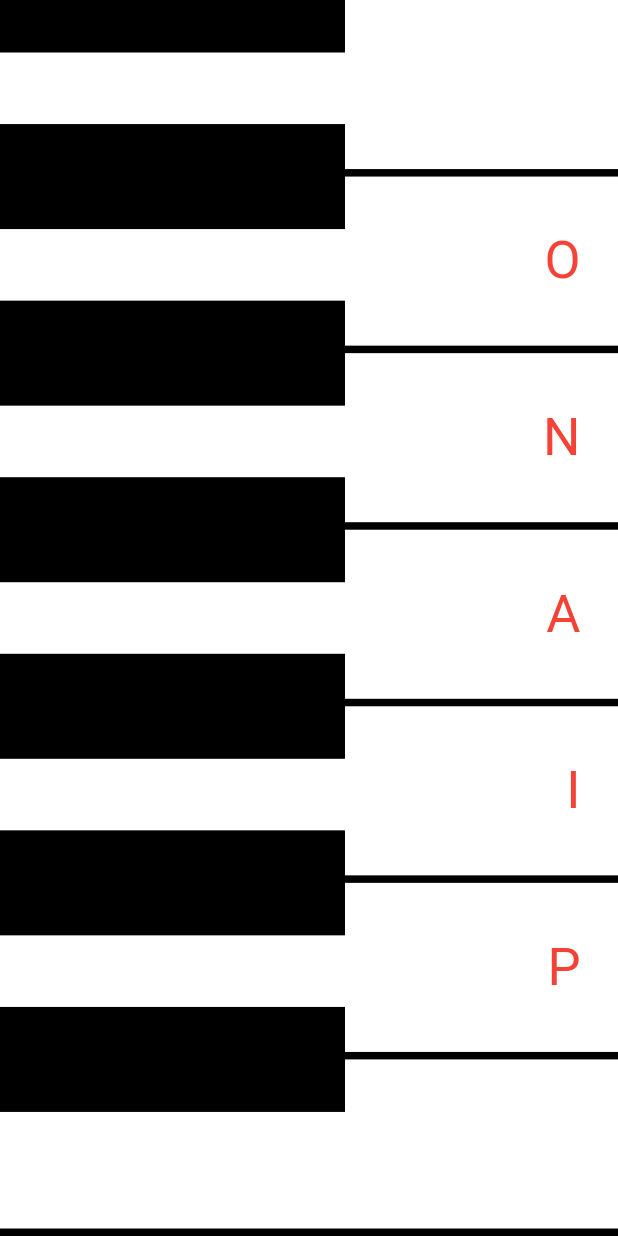
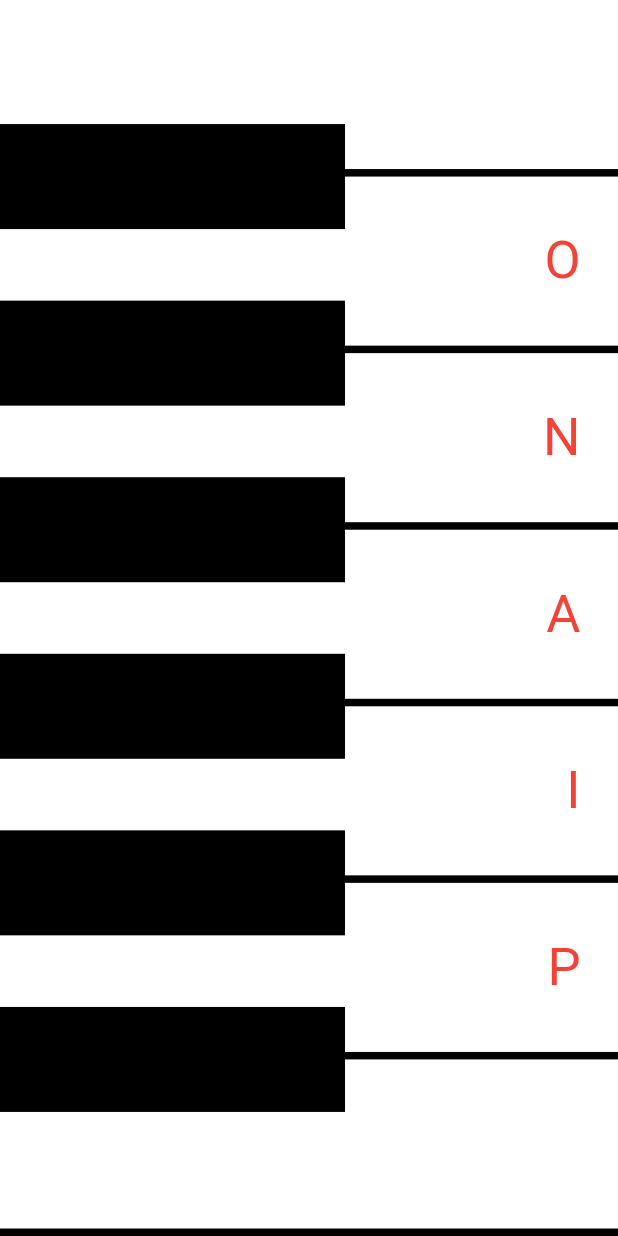
Before and after one commit to A7mednage71/Piano_proj, a Flutter app: the screen it shows after launch, on a phone screen of 412 x 824 dp. Run offline on Flutter 3.47's test engine with Material 2 defaults, Android fonts, the phone set to English and light mode, and no system bars; our stand-ins replace audioplayers.

Commit message:
second commit

```diff
--- a/lib/Screens/HomeView.dart
+++ b/lib/Screens/HomeView.dart
@@ -6,19 +6,38 @@ class HomeView extends StatelessWidget {
   const HomeView({super.key});
 
   final List<Soundmodel> soundlist = const [
-    Soundmodel(sound1: 'note1.wav', sound2: 'note7.wav'),
-    Soundmodel(sound1: 'note2.wav', sound2: 'note6.wav', character: 'O'),
-    Soundmodel(sound1: 'note3.wav', sound2: 'note5.wav', character: 'N'),
-    Soundmodel(sound1: 'note4.wav', sound2: 'note7.wav', character: 'A'),
-    Soundmodel(sound1: 'note5.wav', sound2: 'note3.wav', character: 'I'),
-    Soundmodel(sound1: 'note6.wav', sound2: 'note2.wav', character: 'P'),
-    Soundmodel(sound1: 'note7.wav', sound2: 'note1.wav'),
+    Soundmodel(sound1: 'note1.wav', sound2: 'note7.wav', Continue: false),
+    Soundmodel(
+        sound1: 'note2.wav',
+        sound2: 'note6.wav',
+        character: 'O',
+        Continue: true),
+    Soundmodel(
+        sound1: 'note3.wav',
+        sound2: 'note5.wav',
+        character: 'N',
+        Continue: true),
+    Soundmodel(
+        sound1: 'note4.wav',
+        sound2: 'note7.wav',
+        character: 'A',
+        Continue: true),
+    Soundmodel(
+        sound1: 'note5.wav',
+        sound2: 'note3.wav',
+        character: 'I',
+        Continue: true),
+    Soundmodel(
+        sound1: 'note6.wav',
+        sound2: 'note2.wav',
+        character: 'P',
+        Continue: true),
+    Soundmodel(sound1: 'note7.wav', sound2: 'note1.wav', Continue: true),
   ];
 
   @override
   Widget build(BuildContext context) {
-    return SafeArea(
-      child: Scaffold(
+    return Scaffold(
       backgroundColor: Colors.black,
       body: Column(
         children: soundlist
@@ -27,7 +46,6 @@ class HomeView extends StatelessWidget {
                 ))
             .toList(),
       ),
-      ),
     );
   }
 }
--- a/lib/Services/Container.dart
+++ b/lib/Services/Container.dart
@@ -42,7 +42,8 @@ class Rowcontainer extends StatelessWidget {
             ),
             Positioned(
               top: -35,
-              child: GestureDetector(
+              child: num.Continue == true
+                  ? GestureDetector(
                       onTap: () {
                         num.playsound2();
                       },
@@ -51,7 +52,8 @@ class Rowcontainer extends StatelessWidget {
                         width: 230,
                         height: 70,
                       ),
-              ),
+                    )
+                  : Container(),
             )
           ],
         ),
--- a/lib/models/soundmodel.dart
+++ b/lib/models/soundmodel.dart
@@ -1,13 +1,13 @@
-import 'dart:ffi';
-
 import 'package:audioplayers/audioplayers.dart';
 
 class Soundmodel {
   final String sound1;
   final String sound2;
   final String? character;
+  final bool Continue;
 
-  const Soundmodel({required this.sound1, required this.sound2 , this.character});
+  const Soundmodel(
+      {required this.sound1, required this.sound2, this.character , required this.Continue});
 
   playsound1() {
     final player = AudioPlayer();
```
Lines whose indentation alone changed are shown as unchanged.
